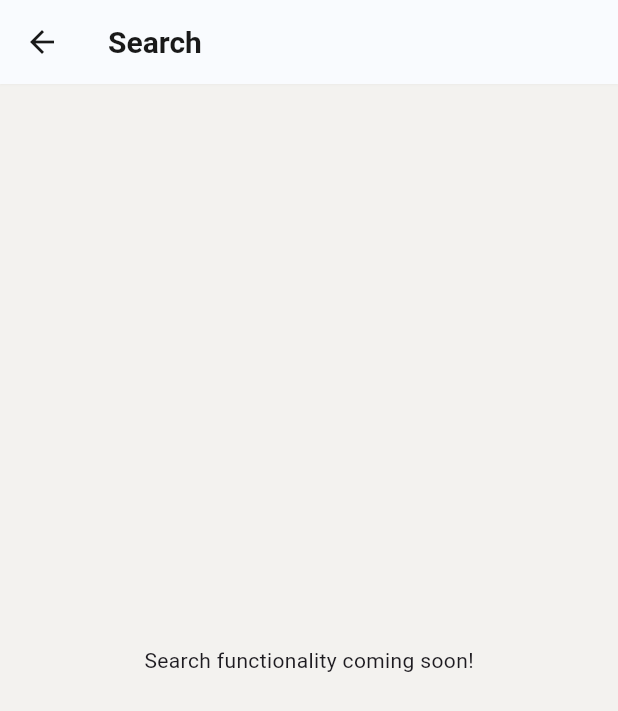
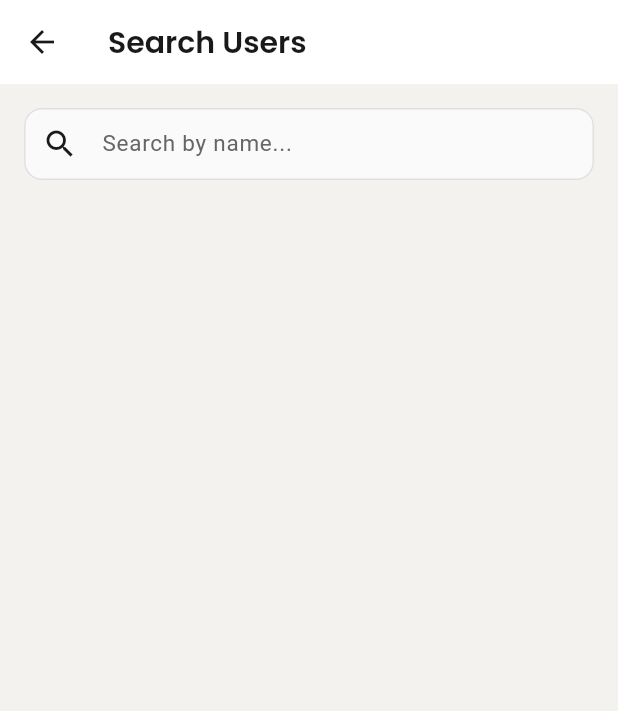
Before and after one commit to deep4nsh/Findom, a Flutter app: the SearchScreen screen opened directly, on a phone screen of 412 x 824 dp. Shown: the top 711 px of the screen. Run offline on Flutter 3.47's test engine with Material 3 defaults, Android fonts, the phone set to English and light mode, and no system bars; our stand-ins replace cloud_firestore, firebase_auth, firebase_core, firebase_messaging, flutter_local_notifications, get_it and 3 more; missing offline and left inert: algolia, cloudinary_public; accounts and stored records are empty; network calls fail.

Commit message:
feat: implement user search functionality with Firestore integration and dynamic result display.

```diff
--- a/lib/screens/home/search_screen.dart
+++ b/lib/screens/home/search_screen.dart
@@ -1,16 +1,161 @@
 import 'package:flutter/material.dart';
+import 'package:cloud_firestore/cloud_firestore.dart';
+import 'package:findom/models/user_profile_model.dart';
+import 'package:findom/screens/profile/profile_screen.dart';
+import 'package:google_fonts/google_fonts.dart';
 
-class SearchScreen extends StatelessWidget {
+class SearchScreen extends StatefulWidget {
   const SearchScreen({super.key});
+
+  @override
+  State<SearchScreen> createState() => _SearchScreenState();
+}
+
+class _SearchScreenState extends State<SearchScreen> {
+  final TextEditingController _searchController = TextEditingController();
+  List<UserProfile> _searchResults = [];
+  bool _isLoading = false;
+  String _errorMessage = '';
+
+  Future<void> _performSearch(String query) async {
+    if (query.trim().isEmpty) {
+      setState(() {
+        _searchResults = [];
+        _errorMessage = '';
+      });
+      return;
+    }
+
+    setState(() {
+      _isLoading = true;
+      _errorMessage = '';
+    });
+
+    try {
+      final results = <UserProfile>[];
+      final collections = ['professionals', 'students', 'general_users'];
+
+      // Firestore doesn't support OR queries across collections easily, so we query each independently
+      // and combine results.
+      for (final collection in collections) {
+        final snapshot = await FirebaseFirestore.instance
+            .collection(collection)
+            .where('fullName', isGreaterThanOrEqualTo: query)
+            .where('fullName', isLessThanOrEqualTo: '$query\uf8ff')
+            .limit(10) // Limit per collection to avoid too many reads
+            .get();
+
+        for (final doc in snapshot.docs) {
+          try {
+            results.add(UserProfile.fromFirestore(doc));
+          } catch (e) {
+            // Skip malformed documents
+            debugPrint('Error parsing user profile: $e');
+          }
+        }
+      }
+
+      setState(() {
+        _searchResults = results;
+        _isLoading = false;
+      });
+    } catch (e) {
+      setState(() {
+        _errorMessage = 'Error searching users: $e';
+        _isLoading = false;
+      });
+    }
+  }
+
+  @override
+  void dispose() {
+    _searchController.dispose();
+    super.dispose();
+  }
 
   @override
   Widget build(BuildContext context) {
     return Scaffold(
       appBar: AppBar(
-        title: const Text('Search'),
+        title: Text(
+          'Search Users',
+          style: GoogleFonts.poppins(fontWeight: FontWeight.w600),
+        ),
+        elevation: 0,
+        backgroundColor: Colors.white,
+        foregroundColor: Colors.black,
       ),
-      body: const Center(
-        child: Text('Search functionality coming soon!'),
+      body: Column(
+        children: [
+          Padding(
+            padding: const EdgeInsets.all(16.0),
+            child: TextField(
+              controller: _searchController,
+              decoration: InputDecoration(
+                hintText: 'Search by name...',
+                prefixIcon: const Icon(Icons.search),
+                border: OutlineInputBorder(
+                  borderRadius: BorderRadius.circular(12),
+                  borderSide: BorderSide(color: Colors.grey.shade300),
+                ),
+                enabledBorder: OutlineInputBorder(
+                  borderRadius: BorderRadius.circular(12),
+                  borderSide: BorderSide(color: Colors.grey.shade300),
+                ),
+                focusedBorder: OutlineInputBorder(
+                  borderRadius: BorderRadius.circular(12),
+                  borderSide: BorderSide(color: Colors.blue.shade800, width: 2),
+                ),
+                filled: true,
+                fillColor: Colors.grey.shade50,
+              ),
+              onSubmitted: _performSearch,
+              textInputAction: TextInputAction.search,
+            ),
+          ),
+          if (_isLoading)
+            const Expanded(child: Center(child: CircularProgressIndicator()))
+          else if (_errorMessage.isNotEmpty)
+            Expanded(child: Center(child: Text(_errorMessage, style: const TextStyle(color: Colors.red))))
+          else if (_searchResults.isEmpty && _searchController.text.isNotEmpty)
+            const Expanded(child: Center(child: Text('No users found.')))
+          else
+            Expanded(
+              child: ListView.builder(
+                itemCount: _searchResults.length,
+                itemBuilder: (context, index) {
+                  final user = _searchResults[index];
+                  return ListTile(
+                    leading: CircleAvatar(
+                      backgroundImage: user.profilePictureUrl != null
+                          ? NetworkImage(user.profilePictureUrl!)
+                          : null,
+                      child: user.profilePictureUrl == null
+                          ? const Icon(Icons.person)
+                          : null,
+                    ),
+                    title: Text(
+                      user.fullName,
+                      style: GoogleFonts.poppins(fontWeight: FontWeight.w600),
+                    ),
+                    subtitle: Text(
+                      user.userType.toString().split('.').last.toUpperCase(),
+                      style: GoogleFonts.poppins(fontSize: 12, color: Colors.grey),
+                    ),
+                    trailing: const Icon(Icons.chevron_right),
+                    onTap: () {
+                      Navigator.push(
+                        context,
+                        MaterialPageRoute(
+                          builder: (context) => ProfileScreen(userId: user.uid),
+                        ),
+                      );
+                    },
+                  );
+                },
+              ),
+            ),
+        ],
       ),
     );
   }
```
